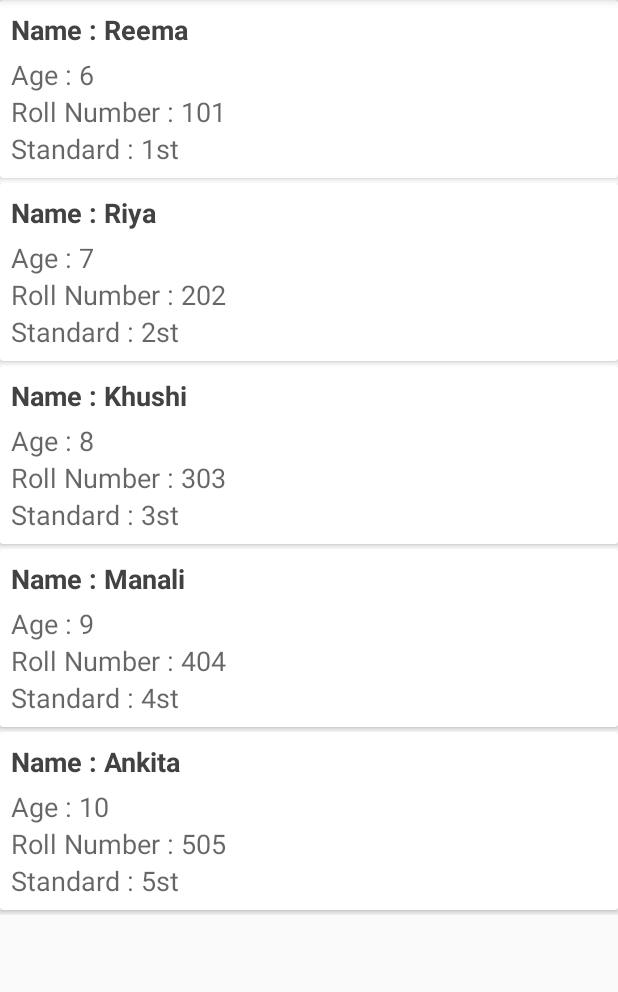
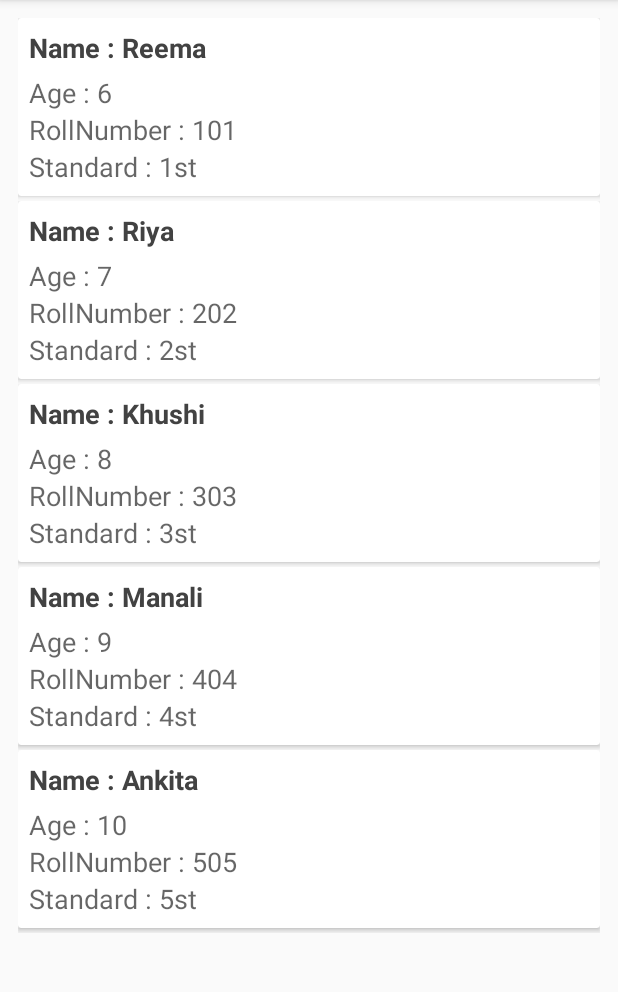
Before and after one commit to nevasepriyanka/Assignment, an Android app: the screen it shows after launch (MainActivity), on a phone screen of 412 x 824 dp, the part 84-1076 px from its top. Run offline under Robolectric (Android 15) with nearby library versions, the phone set to English and light mode, and no system bars; our stand-ins replace Room's generated code, data binding.

Commit message:
Initial Commit

```diff
--- a/app/build.gradle
+++ b/app/build.gradle
@@ -19,6 +19,9 @@ android {
             minifyEnabled false
             proguardFiles getDefaultProguardFile('proguard-android-optimize.txt'), 'proguard-rules.pro'
         }
+    }
+    dataBinding {
+        enabled = true
     }
 
 }
--- a/app/src/main/java/com/example/assigntest/activities/MainActivity.java
+++ b/app/src/main/java/com/example/assigntest/activities/MainActivity.java
@@ -2,6 +2,7 @@ package com.example.assigntest.activities;
 
 import androidx.annotation.Nullable;
 import androidx.appcompat.app.AppCompatActivity;
+import androidx.databinding.DataBindingUtil;
 import androidx.lifecycle.Observer;
 import androidx.lifecycle.ViewModelProviders;
 import androidx.recyclerview.widget.LinearLayoutManager;
@@ -13,6 +14,7 @@ import android.util.Log;
 import com.example.assigntest.R;
 import com.example.assigntest.database.model.Student;
 import com.example.assigntest.adapters.StudentsAdapter;
+import com.example.assigntest.databinding.ActivityMainBinding;
 import com.example.assigntest.utils.Utils;
 import com.example.assigntest.viewmodels.StudentListViewModel;
 import com.google.gson.Gson;
@@ -23,42 +25,42 @@ import java.util.ArrayList;
 import java.util.List;
 
 public class MainActivity extends AppCompatActivity {
+
     StudentListViewModel studentListViewModel;
-    private RecyclerView recyclerView;
-    List<Student> users = new ArrayList<>();
+private StudentsAdapter studentsAdapter;
+    private ArrayList<Student> students;
 
 
     @Override
     protected void onCreate(Bundle savedInstanceState) {
         super.onCreate(savedInstanceState);
-        setContentView(R.layout.activity_main);
-        recyclerView = findViewById(R.id.recyclerview_students);
-
-        LinearLayoutManager manager = new LinearLayoutManager(this);
-        recyclerView.setLayoutManager(manager);
-        recyclerView.setHasFixedSize(true);
-        final StudentsAdapter studentsAdapter = new StudentsAdapter();
-
+        ActivityMainBinding activityMainBinding = DataBindingUtil.setContentView(this, R.layout.activity_main);
 
         String jsonFileString = Utils.getJsonFromAssets(getApplicationContext(), "listdetails.json");
         Log.i("data", jsonFileString);
-
         Gson gson = new Gson();
-
         Type listUserType = new TypeToken<List<Student>>() {
         }.getType();
+        students = gson.fromJson(jsonFileString, listUserType);
+
+        // bind RecyclerView
+        RecyclerView recyclerView = activityMainBinding.recyclerviewstudents;
+        recyclerView.setLayoutManager(new LinearLayoutManager(this));
+        recyclerView.setHasFixedSize(true);
 
 
-        users = gson.fromJson(jsonFileString, listUserType);
+
+
+        studentListViewModel = ViewModelProviders.of(this).get(StudentListViewModel.class);
+        studentListViewModel.deleteStudents();
+        studentsAdapter = new StudentsAdapter();
 
         recyclerView.setAdapter(studentsAdapter);
-        studentListViewModel = ViewModelProviders.of(this).get(StudentListViewModel.class);
 
-        studentListViewModel.deleteStudents();
 
-        for (int i = 0; i < users.size(); i++) {
+        for (int i = 0; i < students.size(); i++) {
 
-            studentListViewModel.addStudents(new Student(users.get(i).getName(), users.get(i).getRollNumber(), users.get(i).getAge(), users.get(i).getStandard()));
+            studentListViewModel.addStudents(new Student(students.get(i).getName(), students.get(i).getRollNumber(), students.get(i).getAge(), students.get(i).getStandard()));
         }
         // observe for notes data changes
 
@@ -67,7 +69,8 @@ public class MainActivity extends AppCompatActivity {
             public void onChanged(@Nullable List<Student> students) {
                 //add students to adapter
                 Log.e("studentlist", String.valueOf(students.size()));
-                studentsAdapter.addStudents(students);
+
+                studentsAdapter.setStudentList((ArrayList<Student>) students);
             }
         });
 
--- a/app/src/main/java/com/example/assigntest/adapters/StudentsAdapter.java
+++ b/app/src/main/java/com/example/assigntest/adapters/StudentsAdapter.java
@@ -1,98 +1,69 @@
 package com.example.assigntest.adapters;
-
-
-
-import android.content.Context;
-
-import android.view.LayoutInflater;
-import android.view.View;
-import android.view.ViewGroup;
-import android.widget.TextView;
-
-import com.example.assigntest.R;
-import com.example.assigntest.database.model.Student;
-
-import java.util.ArrayList;
-import java.util.List;
-
-import androidx.annotation.NonNull;
-import androidx.recyclerview.widget.RecyclerView;
-
-public class StudentsAdapter extends RecyclerView.Adapter {
-
-
-  List<Student> students = new ArrayList<>();
-
-
-
-    @NonNull
-    @Override
-    public RecyclerView.ViewHolder onCreateViewHolder(@NonNull ViewGroup parent, int viewType) {
-        //Get layout inflater
-        LayoutInflater inflater = LayoutInflater.from(parent.getContext());
-        //Inflate layout
-        View row = inflater.inflate(R.layout.students_item, parent, false);
-        //return notes holder and pass row inside
-        return new StudentHolder(row);
-    }
-
-
-    @Override
-    public void onBindViewHolder(RecyclerView.ViewHolder holder, int position) {
-        Student student = students.get(position);
-        StudentHolder studentHolder = (StudentHolder) holder;
-        studentHolder.name.setText("Name : "+student.getName());
-        studentHolder.rollnumber.setText("Roll Number : "+student.getRollNumber());
-        studentHolder.age.setText("Age : "+student.getAge());
-        studentHolder.standard.setText("Standard : "+student.getStandard());
 
 
 
 
 
+import android.view.LayoutInflater;
+
+import android.view.ViewGroup;
+import com.example.assigntest.R;
+import com.example.assigntest.database.model.Student;
+import com.example.assigntest.databinding.StudentsItemBinding;
+
+import java.util.ArrayList;
+
+import androidx.annotation.NonNull;
+import androidx.databinding.DataBindingUtil;
+import androidx.recyclerview.widget.RecyclerView;
+
+public class StudentsAdapter extends RecyclerView.Adapter <StudentsAdapter.StudentViewHolder> {
+
+    private ArrayList<Student> students;
+
+
+    @NonNull
+    @Override
+    public StudentViewHolder onCreateViewHolder(@NonNull ViewGroup viewGroup, int i) {
+        StudentsItemBinding studentsItemBinding =
+                DataBindingUtil.inflate(LayoutInflater.from(viewGroup.getContext()),
+                        R.layout.students_item, viewGroup, false);
+        return new StudentViewHolder(studentsItemBinding);
+    }
+
+    @Override
+    public void onBindViewHolder(@NonNull StudentViewHolder studentViewHolder, int i) {
+        Student  student = students.get(i);
+        studentViewHolder.studentsItemBinding.setStudent(student);
+    }
+
+    @Override
+    public int getItemCount() {
+        if (students != null) {
+            return students.size();
+        } else {
+            return 0;
+        }
+    }
+
+    public void setStudentList(ArrayList<Student> students) {
+        this.students = students;
+        notifyDataSetChanged();
+    }
 
 
 
+    class StudentViewHolder extends RecyclerView.ViewHolder  {
 
+       private StudentsItemBinding studentsItemBinding;
 
+       public StudentViewHolder(@NonNull StudentsItemBinding studentsItemBinding) {
+           super(studentsItemBinding.getRoot());
 
-
-
-
-
-
-
-
-
+           this.studentsItemBinding = studentsItemBinding;
+       }
 
 
     }
 
-    @Override
-    public int getItemCount() {
-        return students.size();
-    }
-
-   public class StudentHolder extends RecyclerView.ViewHolder  {
-
-        TextView name, age, rollnumber, standard;
-
-        public StudentHolder(View itemView) {
-            super(itemView);
-
-            name = itemView.findViewById(R.id.name);
-            age = itemView.findViewById(R.id.age);
-            rollnumber = itemView.findViewById(R.id.rollnumber);
-            standard = itemView.findViewById(R.id.standard);
-
-
-
-        }
-
-
-    }
-    public void addStudents(List<Student> students) {
-        this.students = students;
-        notifyDataSetChanged();
-    }
 }
--- a/app/src/main/res/layout/activity_main.xml
+++ b/app/src/main/res/layout/activity_main.xml
@@ -1,13 +1,29 @@
 <?xml version="1.0" encoding="utf-8"?>
-<LinearLayout xmlns:android="http://schemas.android.com/apk/res/android"
+<layout xmlns:android="http://schemas.android.com/apk/res/android"
     xmlns:app="http://schemas.android.com/apk/res-auto"
     xmlns:tools="http://schemas.android.com/tools"
-    android:layout_width="match_parent"
-    android:layout_height="match_parent"
-    tools:context=".activities.MainActivity">
+    >
+    <androidx.constraintlayout.widget.ConstraintLayout
+        android:layout_width="match_parent"
+        android:layout_height="match_parent"
+        tools:context=".MainActivity"
+        tools:showIn="@layout/activity_main">
 
-    <androidx.recyclerview.widget.RecyclerView
-        android:id="@+id/recyclerview_students"
-        android:layout_width="match_parent"
-        android:layout_height="match_parent" />
-</LinearLayout>
+        <androidx.recyclerview.widget.RecyclerView
+            android:id="@+id/recyclerviewstudents"
+            android:layout_width="match_parent"
+            android:layout_height="match_parent"
+            android:layout_marginBottom="8dp"
+            android:layout_marginEnd="8dp"
+            android:layout_marginLeft="8dp"
+            android:layout_marginRight="8dp"
+            android:layout_marginStart="8dp"
+            android:layout_marginTop="8dp"
+            android:padding="4dp"
+            app:layout_constraintBottom_toBottomOf="parent"
+            app:layout_constraintEnd_toEndOf="parent"
+            app:layout_constraintStart_toStartOf="parent"
+            app:layout_constraintTop_toTopOf="parent"/>
+
+    </androidx.constraintlayout.widget.ConstraintLayout>
+</layout>
--- a/app/src/main/res/layout/students_item.xml
+++ b/app/src/main/res/layout/students_item.xml
@@ -1,9 +1,21 @@
 <?xml version="1.0" encoding="utf-8"?>
-<RelativeLayout xmlns:android="http://schemas.android.com/apk/res/android"
-    android:layout_width="match_parent"
-    android:layout_height="wrap_content">
+<layout xmlns:android="http://schemas.android.com/apk/res/android"
+    xmlns:bind="http://schemas.android.com/apk/res-auto"
+    xmlns:card_view="http://schemas.android.com/apk/res-auto"
+    xmlns:tools="http://schemas.android.com/tools">
+    <data>
+        <variable
+            name="student"
+            type="com.example.assigntest.database.model.Student"/>
+
+    </data>
+    <LinearLayout
+        android:layout_width="match_parent"
+        android:layout_height="wrap_content"
+        android:adjustViewBounds="true">
 
     <androidx.cardview.widget.CardView
+        android:id="@+id/cvStudent"
         android:layout_width="match_parent"
         android:layout_height="wrap_content"
         android:layout_marginBottom="3dp">
@@ -19,7 +31,7 @@
                 android:layout_width="match_parent"
                 android:layout_height="wrap_content"
                 android:layout_marginBottom="5dp"
-                android:text="manav"
+                android:text="@{`Name : ` + student.name}"
                 android:textAppearance="@style/Base.TextAppearance.AppCompat.Medium"
                 android:textColor="@color/cardview_dark_background"
                 android:textStyle="bold" />
@@ -28,21 +40,21 @@
                 android:id="@+id/age"
                 android:layout_width="match_parent"
                 android:layout_height="wrap_content"
-                android:text="6"
+                 android:text="@{`Age : ` + student.age}"
                 android:textAppearance="@style/Base.TextAppearance.AppCompat.Medium" />
 
             <TextView
                 android:id="@+id/rollnumber"
                 android:layout_width="match_parent"
                 android:layout_height="wrap_content"
-                android:text="102"
+                android:text="@{`RollNumber : ` + student.rollNumber}"
                 android:textAppearance="@style/Base.TextAppearance.AppCompat.Medium" />
 
             <TextView
                 android:id="@+id/standard"
                 android:layout_width="match_parent"
                 android:layout_height="wrap_content"
-                android:text="1st"
+                android:text="@{`Standard : ` + student.standard}"
                 android:textAppearance="@style/Base.TextAppearance.AppCompat.Medium" />
 
 
@@ -50,4 +62,5 @@
 
     </androidx.cardview.widget.CardView>
 
-</RelativeLayout>
+    </LinearLayout>
+</layout>
```
